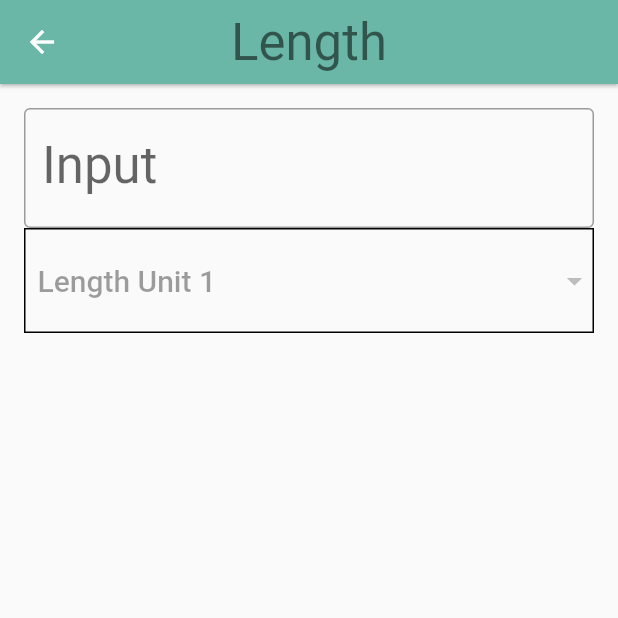
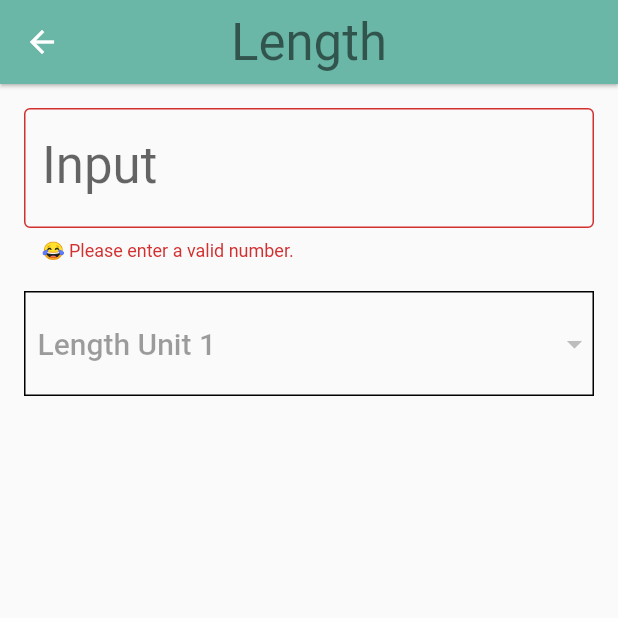
Before and after one commit to DariusDumel/Udacity-Flutter-App, a Flutter app: the screen it shows after launch, after a tap on "Length", on a phone screen of 412 x 824 dp, the top half of it. Run offline on Flutter 3.47's test engine with Material 2 defaults, Android fonts, the phone set to English and light mode, and no system bars; statements that could not run were skipped.

Commit message:
methodized dropdown menu, working on controller for textfield

```diff
--- a/udacity_app/lib/category_route.dart
+++ b/udacity_app/lib/category_route.dart
@@ -3,7 +3,7 @@ import 'package:flutter/material.dart';
 import 'category.dart';
 import 'unit.dart';
 
-final _backgroundColor = Colors.teal[100];
+final _backgroundColor = Colors.green[100];
 
 class CategoryScreen extends StatefulWidget
 {
--- a/udacity_app/lib/converter_route.dart
+++ b/udacity_app/lib/converter_route.dart
@@ -26,15 +26,18 @@ class _ConverterRoute extends State<ConverterScreen>
 {
   //TODO: Set some variables, such as for keeping track of the user's input
   // value and units
+  String _convertedOutput;
+  Unit _outUnits;
+  TextEditingController _inputController;
 
   // TODO: Determine weather you need to overide anything, such as initState()
   @override
   void initState() {
-
+    _inputController = TextEditingController();
     super.initState();
   }
+
   // TODO: Add other helper functions. We've given you one, _format()
-
   // Clean up conversionl trim trailing zeros, e.g. 5.500 -> 5.5, 10.0 -> 10
   String _format(double conversion)
   {
@@ -57,8 +60,8 @@ class _ConverterRoute extends State<ConverterScreen>
   }
 
   //? creating items to go into the drop down
-  static var _items = <DropdownMenuItem>[];
-  void _createDropdownItems() {
+  List<DropdownMenuItem> _createDropdownItems() {
+    var items = <DropdownMenuItem>[];
     for(int i = 0; i < widget.units.length; i++)
     {
       var item = DropdownMenuItem(
@@ -67,11 +70,35 @@ class _ConverterRoute extends State<ConverterScreen>
           child:Text(widget.units[i].name)
         )
       );
-      _items.add(item);
+      items.add(item);
     }
+    return items;
   }
 
+  Widget _createDropdownMenu() {
+    return Container(
+      margin: EdgeInsets.only(top: 20.0),
+      height: 70.0,
+      decoration: BoxDecoration(
+        border: Border.all()
+      ),
+      child: DropdownButtonHideUnderline(
+        child: Directionality(
+          textDirection: TextDirection.ltr,
+          child: DropdownButton(
+            style: Theme.of(context).textTheme.title,
+            items: _createDropdownItems(),
+            onChanged: null
+          )
+        )
+      )
+    );
+  }
 
+  void _convertInput(String input)
+  {
+
+  }
 
   @override
     Widget build(BuildContext context)
@@ -84,31 +111,17 @@ class _ConverterRoute extends State<ConverterScreen>
         crossAxisAlignment: CrossAxisAlignment.stretch,
         children: <Widget>[
           TextField(
+            controller: _inputController,
+            onChanged: _convertInput(_inputController.text),
             keyboardType: TextInputType.number,
             style: Theme.of(context).textTheme.display1,
             decoration: InputDecoration(
             labelText: "Input",
+            errorText: "😂 Please enter a valid number.",
             border: OutlineInputBorder()
-
             ),
           ),
-          Container(
-            height: 70.0,
-            decoration: BoxDecoration(
-              border: Border.all()
-            ),
-            child: DropdownButtonHideUnderline(
-              child: Directionality(
-                textDirection: TextDirection.ltr,
-                child: DropdownButton(
-                  style: Theme.of(context).textTheme.title,
-                  items: _items,
-                  onChanged: null,
-              )
-              )
-            )
-          )
-
+          _createDropdownMenu()
         ]
       )
     );
@@ -118,32 +131,11 @@ class _ConverterRoute extends State<ConverterScreen>
 
       // TODO: Return the input, arrows, and output widgets, wrapped in
 
-      // TODO: Delete the below placeholder code
-      // final unitWidgets = widget.units.map((Unit unit) {
-      //   return Container(
-      //     color: widget.color,
-      //     margin: EdgeInsets.all(8.0),
-      //     padding: EdgeInsets.all(16.0),
-      //     child: Column(
-      //       children: <Widget>[
-      //         Text(
-      //           unit.name,
-      //           style: Theme.of(context).textTheme.headline,
-      //         ),
-      //         Text(
-      //           'Conversion: ${unit.conversion}',
-      //           style: Theme.of(context).textTheme.subhead,
-      //         ),
-      //       ],
-      //     ),
-      //   );
-      // }).toList();
+      return Column(
+        children: <Widget>[
+          _inputGroup,
 
-      // return ListView(
-      //   children: unitWidgets,
-      // );
-      _items.clear();
-      _createDropdownItems();
-      return _inputGroup;
+        ],
+      );
   }
 }
```
